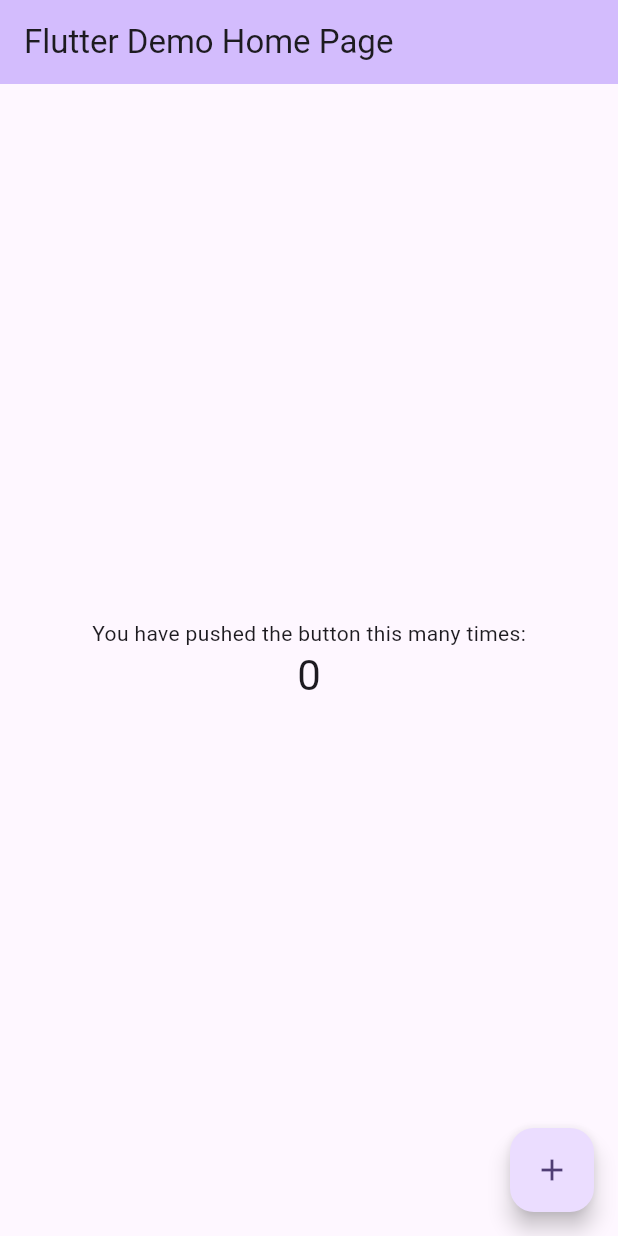
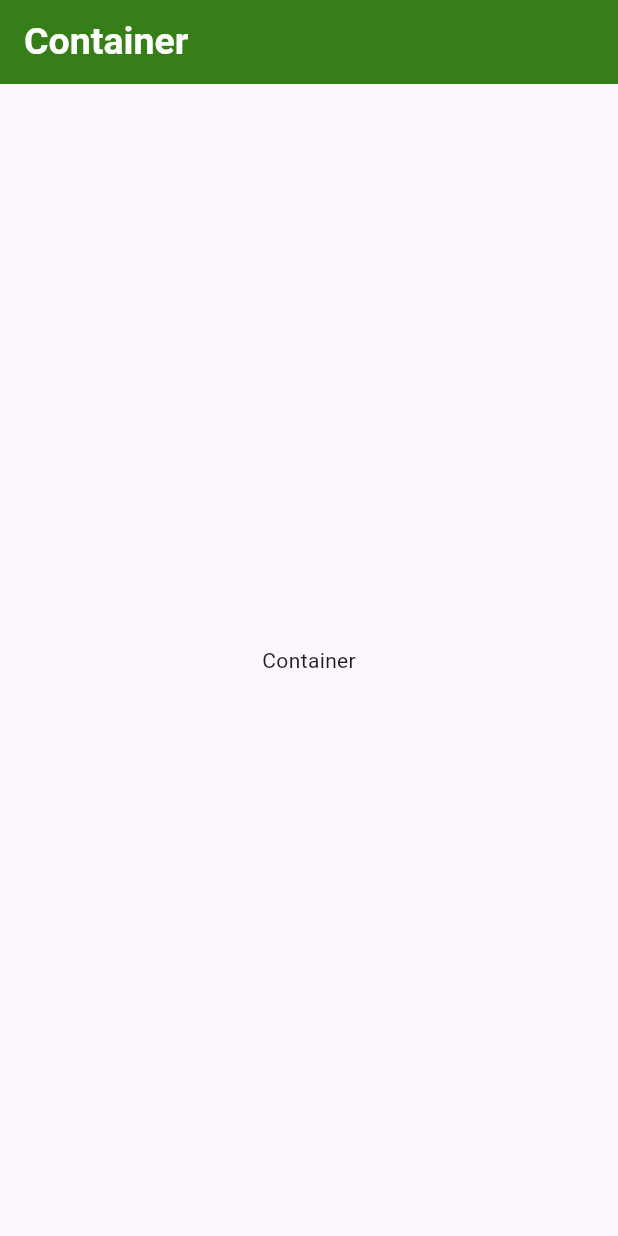
Before and after one commit to alhasann351/container, a Flutter app: the screen it shows after launch, on a phone screen of 412 x 824 dp. Run offline on Flutter 3.47's test engine with Material 3 defaults, Android fonts, the phone set to English and light mode, and no system bars.

Commit message:
appbar added

```diff
--- a/lib/main.dart
+++ b/lib/main.dart
@@ -7,119 +7,43 @@ void main() {
 class MyApp extends StatelessWidget {
   const MyApp({super.key});
 
-  // This widget is the root of your application.
   @override
   Widget build(BuildContext context) {
     return MaterialApp(
-      title: 'Flutter Demo',
+      debugShowCheckedModeBanner: false,
       theme: ThemeData(
-        // This is the theme of your application.
-        //
-        // TRY THIS: Try running your application with "flutter run". You'll see
-        // the application has a purple toolbar. Then, without quitting the app,
-        // try changing the seedColor in the colorScheme below to Colors.green
-        // and then invoke "hot reload" (save your changes or press the "hot
-        // reload" button in a Flutter-supported IDE, or press "r" if you used
-        // the command line to start the app).
-        //
-        // Notice that the counter didn't reset back to zero; the application
-        // state is not lost during the reload. To reset the state, use hot
-        // restart instead.
-        //
-        // This works for code too, not just values: Most code changes can be
-        // tested with just a hot reload.
-        colorScheme: ColorScheme.fromSeed(seedColor: Colors.deepPurple),
-        useMaterial3: true,
+        primaryColor: const Color(0xFF367E18),
       ),
-      home: const MyHomePage(title: 'Flutter Demo Home Page'),
+      home: const MyHomePage(),
     );
   }
 }
 
 class MyHomePage extends StatefulWidget {
-  const MyHomePage({super.key, required this.title});
-
-  // This widget is the home page of your application. It is stateful, meaning
-  // that it has a State object (defined below) that contains fields that affect
-  // how it looks.
-
-  // This class is the configuration for the state. It holds the values (in this
-  // case the title) provided by the parent (in this case the App widget) and
-  // used by the build method of the State. Fields in a Widget subclass are
-  // always marked "final".
-
-  final String title;
+  const MyHomePage({super.key});
 
   @override
   State<MyHomePage> createState() => _MyHomePageState();
 }
 
 class _MyHomePageState extends State<MyHomePage> {
-  int _counter = 0;
-
-  void _incrementCounter() {
-    setState(() {
-      // This call to setState tells the Flutter framework that something has
-      // changed in this State, which causes it to rerun the build method below
-      // so that the display can reflect the updated values. If we changed
-      // _counter without calling setState(), then the build method would not be
-      // called again, and so nothing would appear to happen.
-      _counter++;
-    });
-  }
-
   @override
   Widget build(BuildContext context) {
-    // This method is rerun every time setState is called, for instance as done
-    // by the _incrementCounter method above.
-    //
-    // The Flutter framework has been optimized to make rerunning build methods
-    // fast, so that you can just rebuild anything that needs updating rather
-    // than having to individually change instances of widgets.
     return Scaffold(
       appBar: AppBar(
-        // TRY THIS: Try changing the color here to a specific color (to
-        // Colors.amber, perhaps?) and trigger a hot reload to see the AppBar
-        // change color while the other colors stay the same.
-        backgroundColor: Theme.of(context).colorScheme.inversePrimary,
-        // Here we take the value from the MyHomePage object that was created by
-        // the App.build method, and use it to set our appbar title.
-        title: Text(widget.title),
-      ),
-      body: Center(
-        // Center is a layout widget. It takes a single child and positions it
-        // in the middle of the parent.
-        child: Column(
-          // Column is also a layout widget. It takes a list of children and
-          // arranges them vertically. By default, it sizes itself to fit its
-          // children horizontally, and tries to be as tall as its parent.
-          //
-          // Column has various properties to control how it sizes itself and
-          // how it positions its children. Here we use mainAxisAlignment to
-          // center the children vertically; the main axis here is the vertical
-          // axis because Columns are vertical (the cross axis would be
-          // horizontal).
-          //
-          // TRY THIS: Invoke "debug painting" (choose the "Toggle Debug Paint"
-          // action in the IDE, or press "p" in the console), to see the
-          // wireframe for each widget.
-          mainAxisAlignment: MainAxisAlignment.center,
-          children: <Widget>[
-            const Text(
-              'You have pushed the button this many times:',
-            ),
-            Text(
-              '$_counter',
-              style: Theme.of(context).textTheme.headlineMedium,
-            ),
-          ],
+        backgroundColor: Theme.of(context).primaryColor,
+        title: const Text(
+          'Container',
+          style: TextStyle(
+            fontWeight: FontWeight.bold,
+            fontSize: 25,
+            color: Colors.white,
+          ),
         ),
       ),
-      floatingActionButton: FloatingActionButton(
-        onPressed: _incrementCounter,
-        tooltip: 'Increment',
-        child: const Icon(Icons.add),
-      ), // This trailing comma makes auto-formatting nicer for build methods.
+      body: const Center(
+        child: Text('Container'),
+      ),
     );
   }
 }
```
